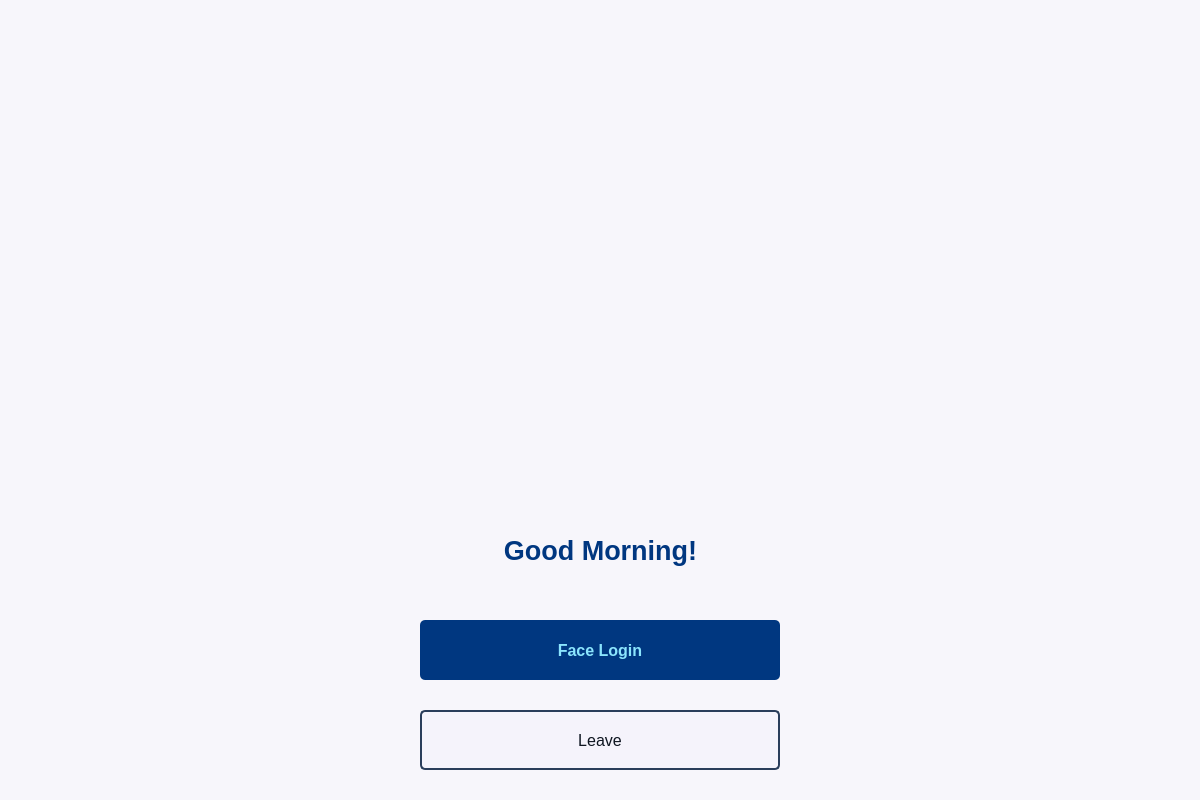
Before: the Qt Designer form welcome.ui in mintpancake/ikyc, drawn with Qt 5.
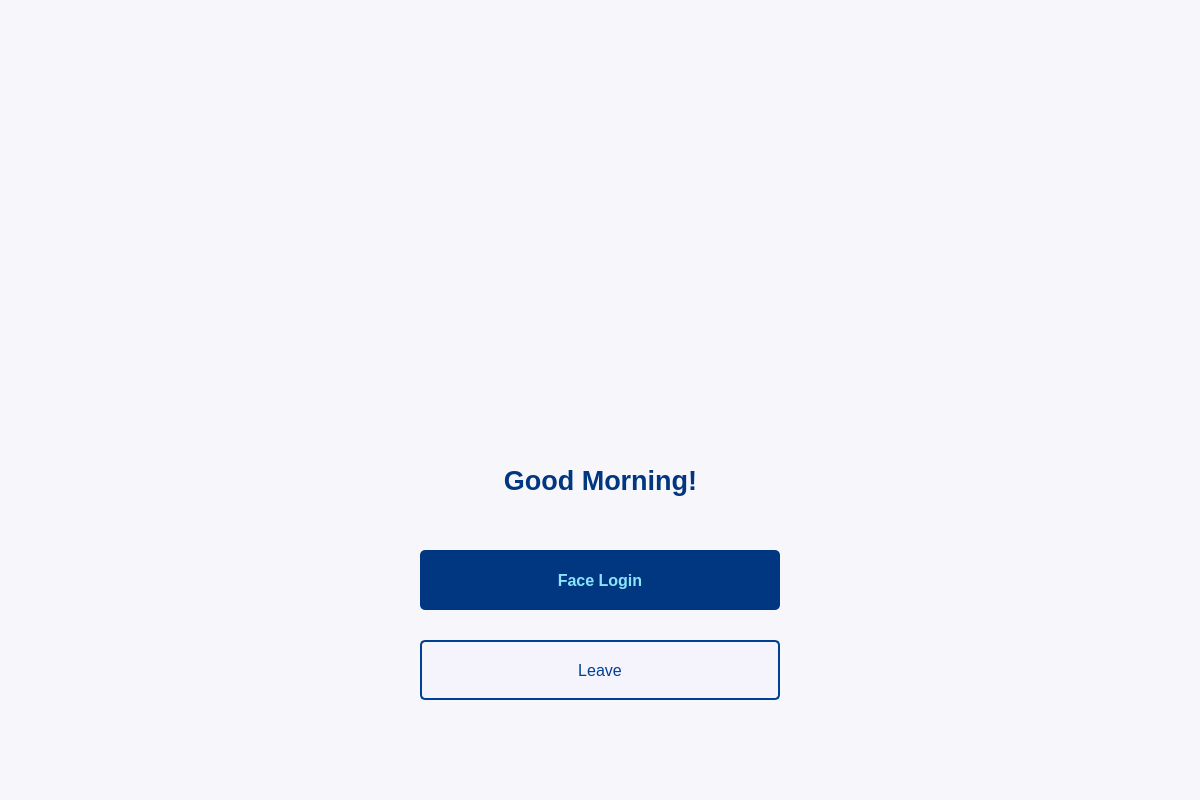
After: the same form once the commit is applied. Icons and pictures are not drawn.

```diff
--- a/welcome.ui
+++ b/welcome.ui
@@ -471,7 +471,7 @@
     <property name="geometry">
      <rect>
       <x>400</x>
-      <y>120</y>
+      <y>50</y>
       <width>401</width>
       <height>401</height>
      </rect>
@@ -490,7 +490,7 @@
     <property name="geometry">
      <rect>
       <x>420</x>
-      <y>620</y>
+      <y>550</y>
       <width>360</width>
       <height>60</height>
      </rect>
@@ -531,7 +531,7 @@
     <property name="geometry">
      <rect>
       <x>420</x>
-      <y>710</y>
+      <y>640</y>
       <width>360</width>
       <height>60</height>
      </rect>
@@ -550,9 +550,9 @@
     <property name="styleSheet">
      <string notr="true">QPushButton{
     background: rgb(245, 243, 251);
-    color: rgb(15, 22, 33);
+    color: rgb(0, 64, 148);
     border-radius: 5px;
-	border: 2px solid rgb(42, 61, 91)
+	border: 2px solid rgb(0, 64, 148)
 }
 QPushButton:hover{
     background: rgb(231, 230, 237);
@@ -575,7 +575,7 @@
     <property name="geometry">
      <rect>
       <x>420</x>
-      <y>520</y>
+      <y>450</y>
       <width>361</width>
       <height>61</height>
      </rect>
```
Left out of the diff: 4 changed lines with no effect on the pictures.
